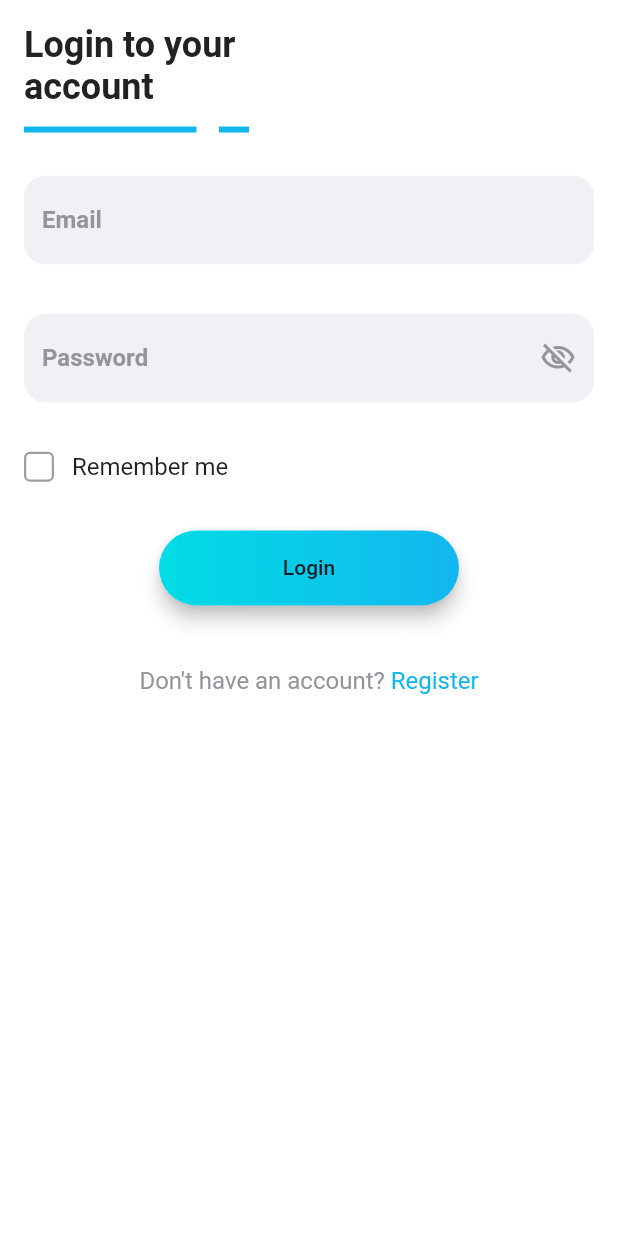
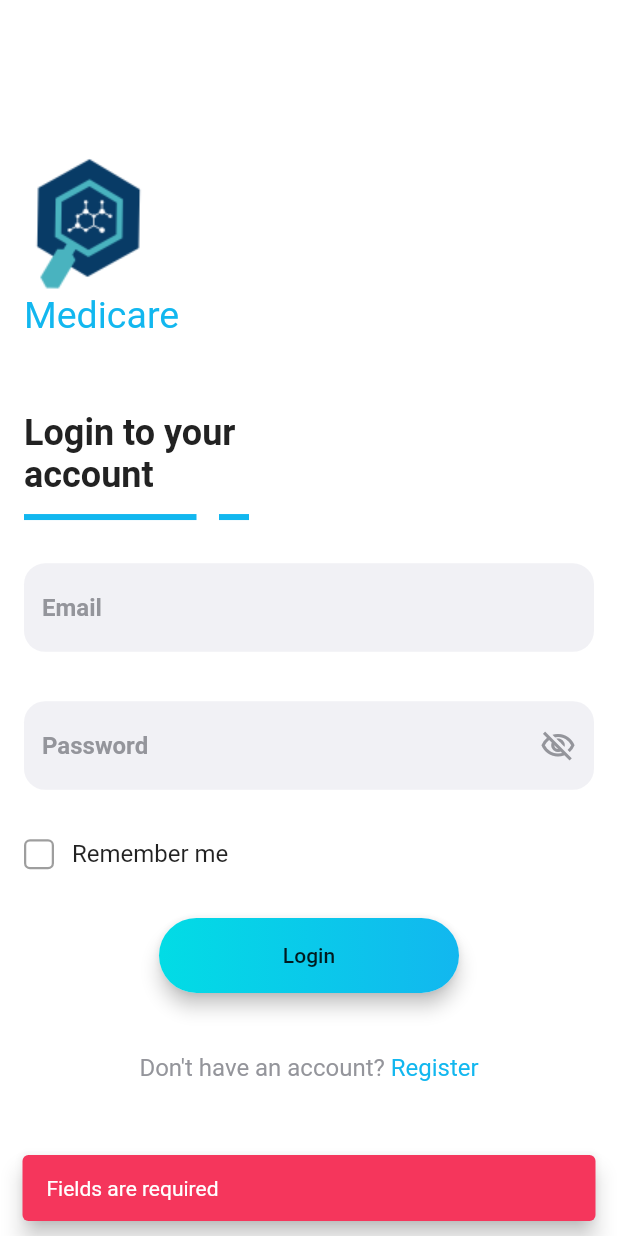
Before and after one commit to Yannick-DonOne/medicare, a Flutter app: the PatientLoginScreen screen opened by its route, after a tap on "Login", on a phone screen of 412 x 824 dp. Run offline on Flutter 3.47's test engine with Material 2 defaults, Android fonts, the phone set to English and light mode, and no system bars; our stand-ins replace connectivity, flutter_svg, font_awesome_flutter; Roboto replaces fonts that are missing (GoogleSans).

Commit message:
patient auth validation

```diff
--- a/lib/screens/patient/auth/login/patient_login_screen.dart
+++ b/lib/screens/patient/auth/login/patient_login_screen.dart
@@ -1,8 +1,10 @@
 import 'package:flutter/material.dart';
 import 'package:medicare/screens/patient/auth/register/patient_register_screen.dart';
+import 'package:medicare/screens/patient/home/navigation_ui.dart';
 import 'package:medicare/utils/theme/theme.dart';
 import 'package:medicare/utils/widgets/custom_button.dart';
 import 'package:medicare/utils/widgets/custom_checkbox.dart';
+import 'package:medicare/utils/widgets/snack_bar.dart';
 
 class PatientLoginScreen extends StatefulWidget {
   static String id = "patient_login_screen";
@@ -18,18 +20,77 @@ class _PatientLoginScreenState extends State<PatientLoginScreen> {
     });
   }
 
+  TextEditingController email = TextEditingController();
+  TextEditingController password = TextEditingController();
+
+  void login() {
+    if (email.text.isEmpty && password.text.isEmpty) {
+      CustomSnackBar(
+        context,
+        Text('Fields are required'),
+        backgroundColor: error,
+      );
+    } else if (email.text.isEmpty) {
+      CustomSnackBar(
+        context,
+        Text('Email is required'),
+        backgroundColor: error,
+      );
+    } else if (password.text.isEmpty) {
+      CustomSnackBar(
+        context,
+        Text('Password is required'),
+        backgroundColor: error,
+      );
+    } else if (email.text.length < 8) {
+      CustomSnackBar(
+        context,
+        Text('At least 8 digits ID is required'),
+        backgroundColor: error,
+      );
+    }
+    // TODO: do email validation
+    else if (password.text.length < 8) {
+      CustomSnackBar(
+        context,
+        Text('At least 8 digits Password is required'),
+        backgroundColor: error,
+      );
+    } else {
+      Navigator.pushNamed(context, PatientNavigationUI.id);
+      CustomSnackBar(
+        context,
+        Text('Welcome to Medicare'),
+        backgroundColor: success,
+      );
+    }
+  }
+
   @override
   Widget build(BuildContext context) {
     Size size = MediaQuery.of(context).size;
     return Scaffold(
       backgroundColor: Colors.white,
       body: SafeArea(
-        child: Padding(
+        child: Center(
+          child: Container(
             padding: EdgeInsets.all(16.0),
             child: SingleChildScrollView(
               child: Column(
                 crossAxisAlignment: CrossAxisAlignment.start,
+                mainAxisAlignment: MainAxisAlignment.center,
                 children: [
+                  Image.asset('assets/images/logo.png'),
+                  Text(
+                    "Medicare",
+                    style: TextStyle(
+                      fontSize: 25,
+                      color: primaryColor,
+                    ),
+                  ),
+                  SizedBox(
+                    height: 50,
+                  ),
                   Column(
                     crossAxisAlignment: CrossAxisAlignment.start,
                     children: [
@@ -77,6 +138,8 @@ class _PatientLoginScreenState extends State<PatientLoginScreen> {
                             borderRadius: BorderRadius.circular(14.0),
                           ),
                           child: TextFormField(
+                            controller: email,
+                            keyboardType: TextInputType.emailAddress,
                             decoration: InputDecoration(
                               hintText: 'Email',
                               hintStyle: TextStyle(
@@ -100,6 +163,8 @@ class _PatientLoginScreenState extends State<PatientLoginScreen> {
                           ),
                           child: TextFormField(
                             obscureText: !passwordVisible,
+                            controller: password,
+                            keyboardType: TextInputType.visiblePassword,
                             decoration: InputDecoration(
                               hintText: 'Password',
                               hintStyle: TextStyle(
@@ -150,7 +215,7 @@ class _PatientLoginScreenState extends State<PatientLoginScreen> {
                     alignment: Alignment.center,
                     child: CustomButton(
                       child: Text('Login'),
-                    onPressed: () {},
+                      onPressed: () => login(),
                       gradient: CustomTheme.buttonGradient,
                     ),
                   ),
@@ -173,7 +238,8 @@ class _PatientLoginScreenState extends State<PatientLoginScreen> {
                           Navigator.push(
                               context,
                               MaterialPageRoute(
-                                builder: (context) => PatientRegisterScreen()));
+                                  builder: (context) =>
+                                      PatientRegisterScreen()));
                         },
                         child: Text(
                           'Register',
@@ -191,6 +257,7 @@ class _PatientLoginScreenState extends State<PatientLoginScreen> {
             ),
           ),
         ),
+      ),
     );
   }
 }
```
Also changed, not shown: lib/screens/patient/auth/register/patient_register_screen.dart (+72 -4 lines). Lines whose indentation alone changed are shown as unchanged.
